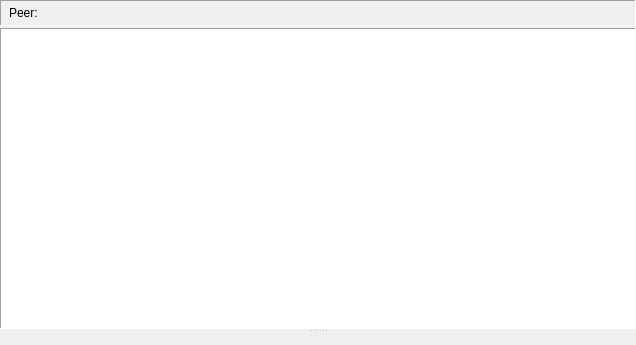
This is jal/ui/reports/peer_report.ui in titov-vv/jal as Qt 5 draws it before an edit. The edited form follows.
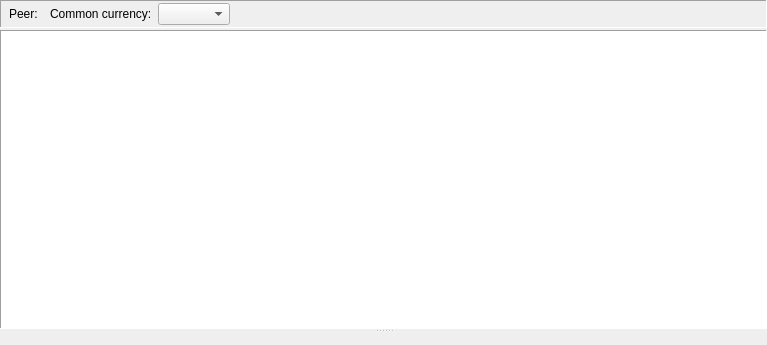
This is the edited form. Custom widgets are drawn as their Qt base class.

Commit message: Peer report was updated with total value in the footer

Diff of the .ui file:
```diff
--- a/jal/ui/reports/peer_report.ui
+++ b/jal/ui/reports/peer_report.ui
@@ -6,7 +6,7 @@
    <rect>
     <x>0</x>
     <y>0</y>
-    <width>636</width>
+    <width>767</width>
     <height>345</height>
    </rect>
   </property>
@@ -59,7 +59,10 @@
       <property name="spacing">
        <number>6</number>
       </property>
-      <item row="0" column="3">
+      <item row="0" column="2">
+       <widget class="PeerSelector" name="ReportPeerEdit" native="true"/>
+      </item>
+      <item row="0" column="5">
        <spacer name="ReportFrameSpacer">
         <property name="orientation">
          <enum>Qt::Horizontal</enum>
@@ -86,8 +89,15 @@
         </property>
        </widget>
       </item>
-      <item row="0" column="2">
-       <widget class="PeerSelector" name="ReportPeerEdit" native="true"/>
+      <item row="0" column="3">
+       <widget class="QLabel" name="TotalCurrencyLbl">
+        <property name="text">
+         <string>Common currency:</string>
+        </property>
+       </widget>
+      </item>
+      <item row="0" column="4">
+       <widget class="CurrencyComboBox" name="TotalCurrencyCombo"/>
       </item>
      </layout>
     </widget>
@@ -151,6 +161,16 @@
    <header>jal/widgets/custom/date_range_selector.h</header>
    <container>1</container>
   </customwidget>
+  <customwidget>
+   <class>TableViewWithFooter</class>
+   <extends>QTableView</extends>
+   <header>jal/widgets/custom/tableview_with_footer.h</header>
+  </customwidget>
+  <customwidget>
+   <class>CurrencyComboBox</class>
+   <extends>QComboBox</extends>
+   <header>jal/widgets/account_select.h</header>
+  </customwidget>
   <customwidget>
    <class>JalOperationsTabs</class>
    <extends>QWidget</extends>
```
Left out of the diff: 4 changed lines with no effect on the pictures. The commit also changes 5 other files.
